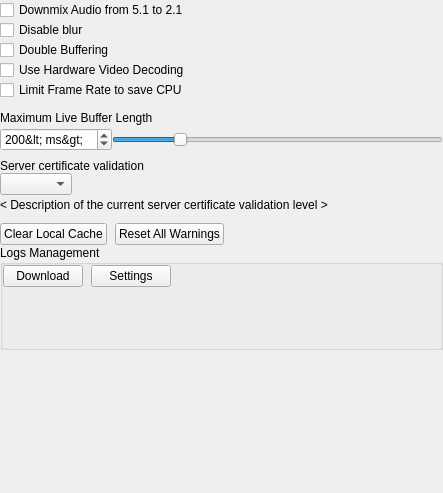
Before: the Qt Designer form vms/client/nx_vms_client_desktop/src/ui/widgets/local_settings/advanced_settings_widget.ui in networkoptix/nx_open, drawn with Qt 5.
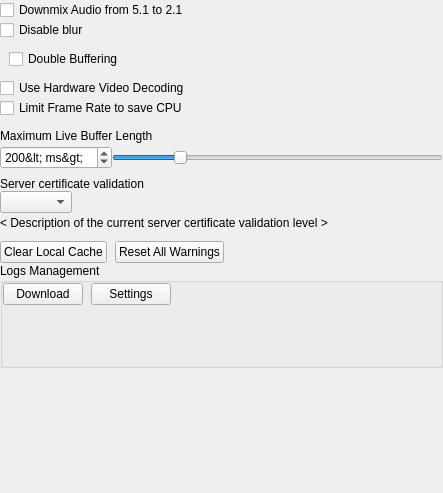
After: the same form once the commit is applied. Custom widgets are drawn as their Qt base class.

Commit message: VMS-40900: Show 'Double buffering' checkbox in the local settings dialog only under Windows OS

Diff of the .ui file:
```diff
--- a/vms/client/nx_vms_client_desktop/src/ui/widgets/local_settings/advanced_settings_widget.ui
+++ b/vms/client/nx_vms_client_desktop/src/ui/widgets/local_settings/advanced_settings_widget.ui
@@ -46,7 +46,8 @@
       </widget>
      </item>
      <item>
-      <layout class="QHBoxLayout" name="horizontalLayout_3" stretch="0,0,1">
+      <widget class="QWidget" name="doubleBufferingWidget" native="true">
+       <layout class="QHBoxLayout" name="doubleBufferingLayout" stretch="0,0,1">
        <property name="spacing">
         <number>4</number>
        </property>
@@ -78,6 +79,7 @@
         </spacer>
        </item>
       </layout>
+      </widget>
      </item>
      <item>
       <widget class="QCheckBox" name="useHardwareDecodingCheckbox">
```
Lines whose indentation alone changed are shown as unchanged. The commit also changes 1 other file.
